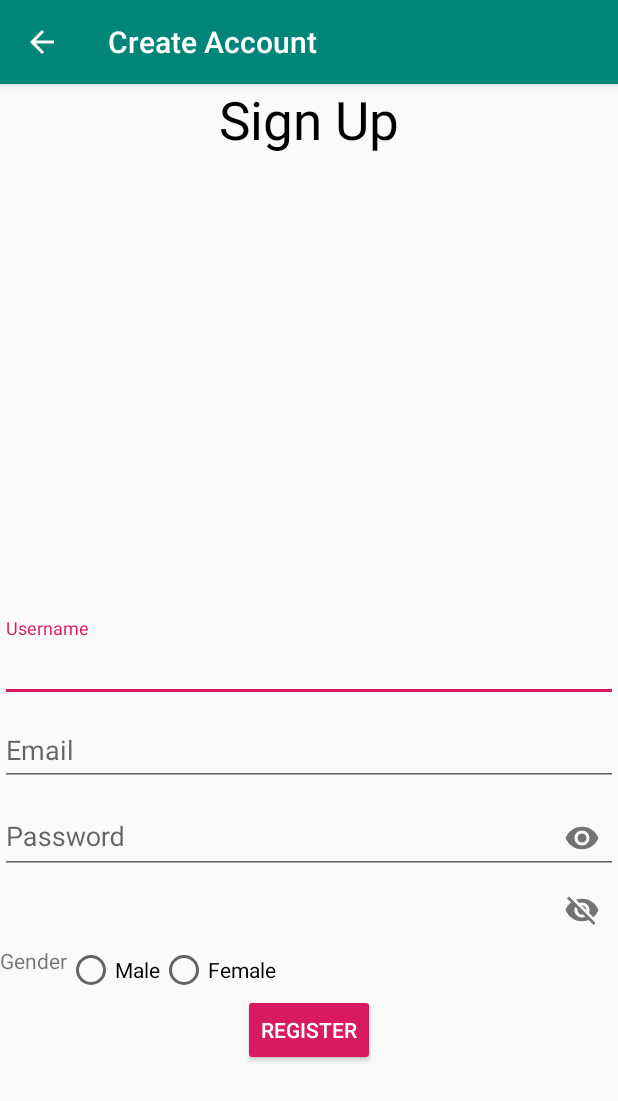
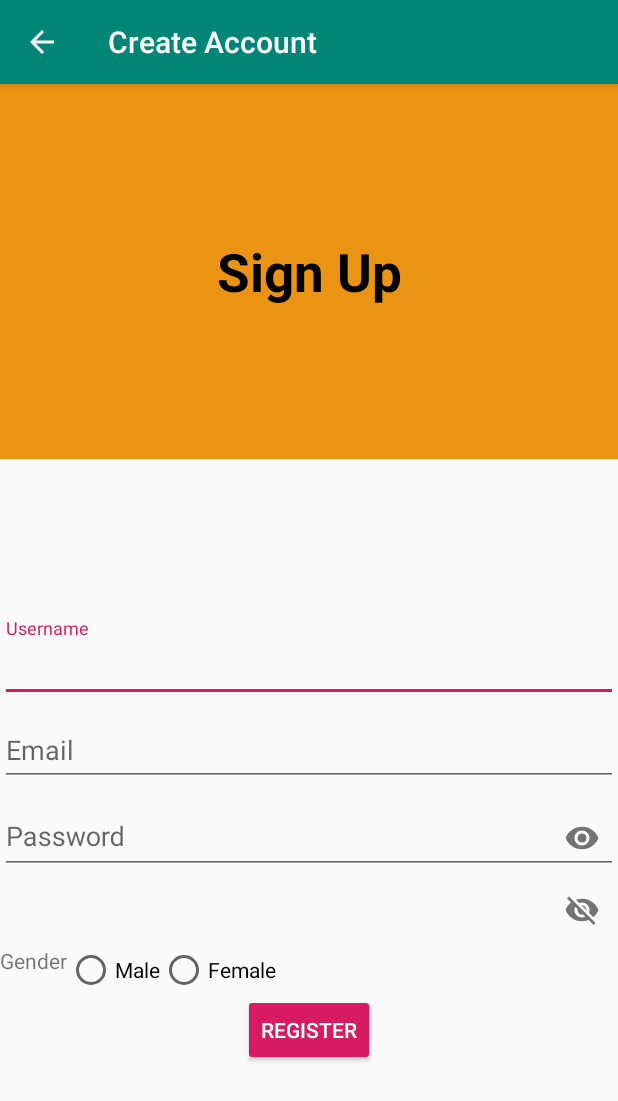
Before and after one commit to Arnab-Shanta-Anu/android-app, an Android app: the SignUpActivity screen opened directly, with no data from a screen before it, on a phone screen of 412 x 824 dp. Shown: the top 1101 px of the screen. Run offline under Robolectric (Android 15) with nearby library versions, the phone set to English and light mode, and no system bars; our stand-ins replace Firebase (no records; nobody signed in at launch, a user with empty details on screens opened directly).

Commit message:
updated ui

```diff
--- a/app/src/main/java/com/example/jobbank/UserProfileActivity.java
+++ b/app/src/main/java/com/example/jobbank/UserProfileActivity.java
@@ -19,14 +19,9 @@ public class UserProfileActivity extends AppCompatActivity {
         //Actionbar and it's title
         ActionBar actionBar= getSupportActionBar();
         actionBar.setTitle("My Profile");
-
-
-
-
         homeBtn = findViewById(R.id.homeId);
         categoryBtn = findViewById(R.id.catagoryId);
         profileBtn = findViewById(R.id.profileId);
-
         homeBtn.setOnClickListener(new View.OnClickListener() {
             @Override
             public void onClick(View view) {
--- a/app/src/main/res/layout/activity_sign_up.xml
+++ b/app/src/main/res/layout/activity_sign_up.xml
@@ -11,7 +11,10 @@
         android:layout_width="match_parent"
         android:layout_height="250dp"
         android:text="Sign Up"
+        android:background="#EB9312"
+        android:gravity="center"
         android:textAlignment="center"
+        android:textStyle="bold"
         android:textColor="@color/colorBlack"
         android:textSize="35sp" />
 
```
